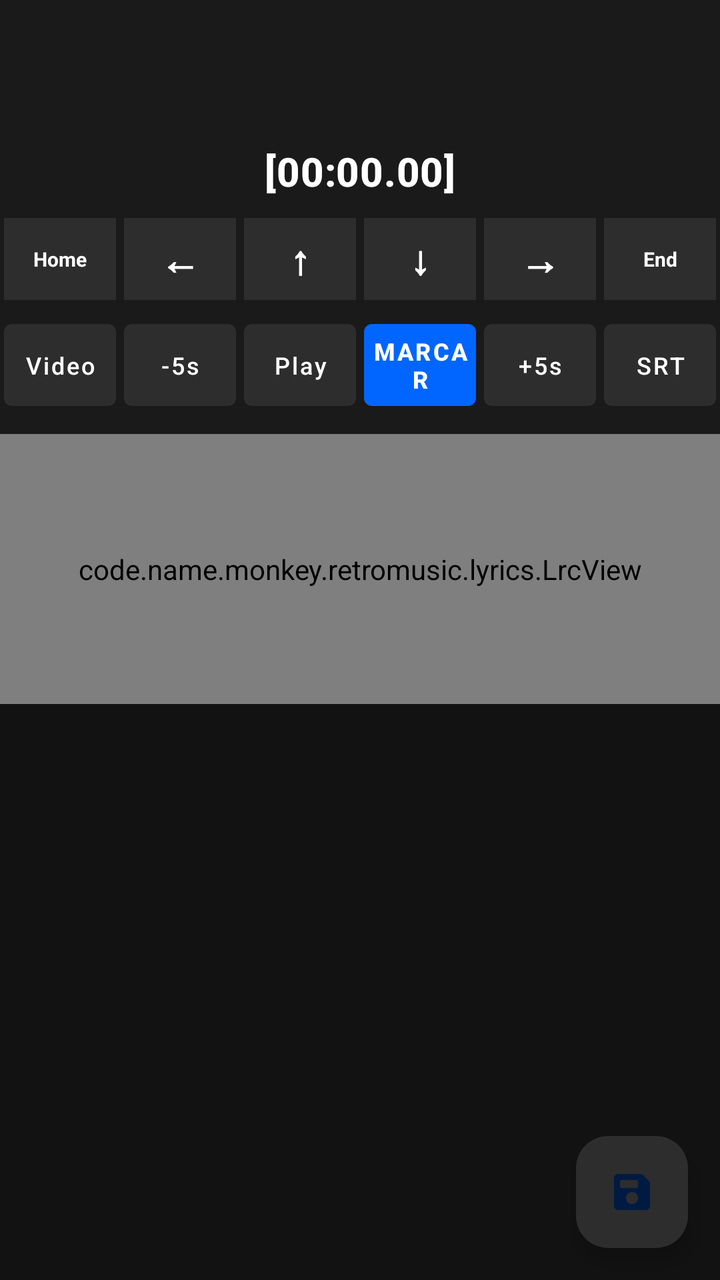
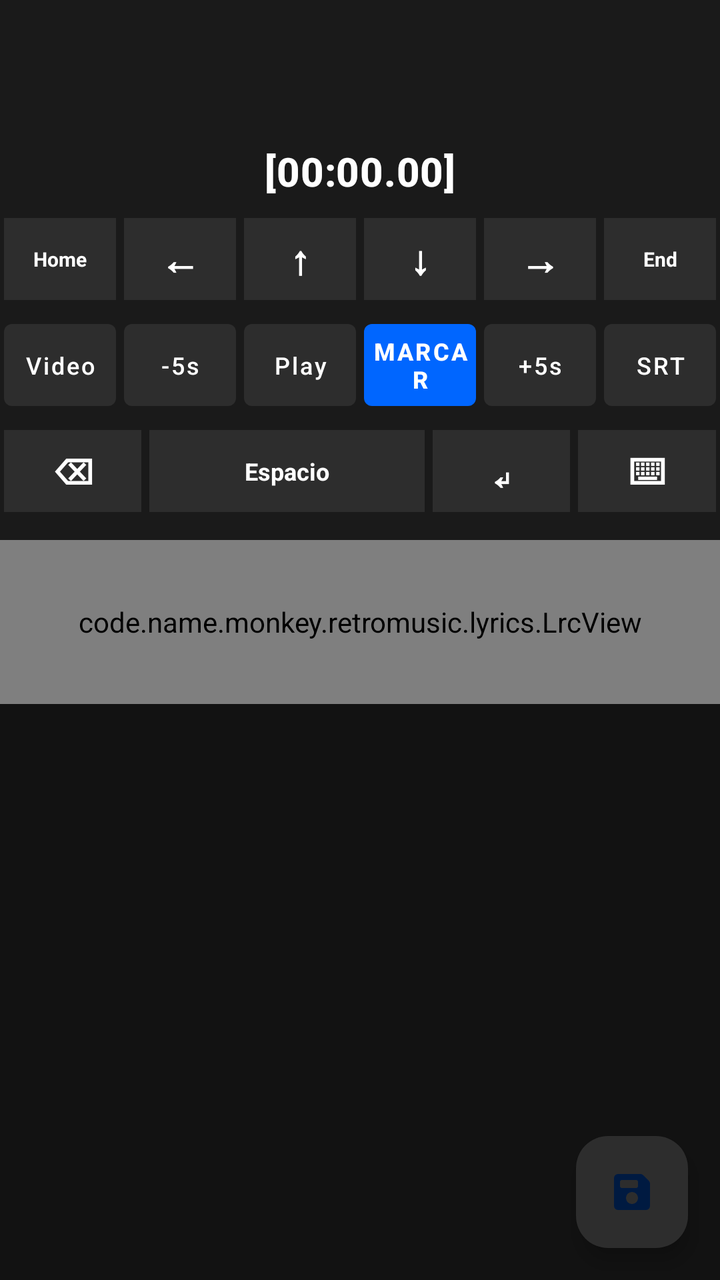

Two renders of the same Android screen: before a commit and after it. Below are the layout's source before the change and the commit's diff.
<!-- AndroidManifest.xml: application theme Theme.RetroMusic.MD3 -->
<!-- res/layout/fragment_lyrics.xml -->
<?xml version="1.0" encoding="utf-8"?>
<androidx.constraintlayout.widget.ConstraintLayout 
    xmlns:android="http://schemas.android.com/apk/res/android"
    xmlns:app="http://schemas.android.com/apk/res-auto"
    xmlns:tools="http://tools.android.com/tools"
    android:layout_width="match_parent"
    android:layout_height="match_parent"
    android:background="#121212"
    android:fitsSystemWindows="true">

    <com.google.android.material.appbar.MaterialToolbar
        android:id="@+id/toolbar"
        style="@style/Widget.MaterialComponents.Toolbar.Primary"
        android:layout_width="match_parent"
        android:layout_height="?attr/actionBarSize"
        android:background="#1A1A1A"
        app:titleTextColor="@android:color/white"
        app:layout_constraintTop_toTopOf="parent"/>

    <LinearLayout
        android:id="@+id/llSincroControls"
        android:layout_width="match_parent"
        android:layout_height="wrap_content"
        android:orientation="vertical"
        android:paddingLeft="16dp"
        android:paddingTop="8dp"
        android:paddingRight="16dp"
        android:paddingBottom="12dp"
        android:background="#1A1A1A"
        app:layout_constraintTop_toBottomOf="@id/toolbar">

        <TextView
            android:id="@+id/tvCurrentTime"
            android:layout_width="match_parent"
            android:layout_height="wrap_content"
            android:layout_marginBottom="8dp"
            android:text="[00:00.00]"
            android:gravity="center"
            android:textAppearance="@style/TextAppearance.MaterialComponents.Headline6"
            android:textColor="@android:color/white"
            android:textStyle="bold" />

        
        <LinearLayout
            android:layout_width="match_parent"
            android:layout_height="wrap_content"
            android:gravity="center"
            android:orientation="horizontal">

            <TextView
                android:id="@+id/btnHome"
                android:layout_width="0dp"
                android:layout_height="41dp"
                android:layout_margin="2dp"
                android:layout_weight="1"
                android:background="#2D2D2D"
                android:clickable="true"
                android:focusable="false"
                android:gravity="center"
                android:text="Home"
                android:textColor="@android:color/white"
                android:textSize="10sp"
                android:textStyle="bold" />

            <TextView
                android:id="@+id/btnLeft"
                android:layout_width="0dp"
                android:layout_height="41dp"
                android:layout_margin="2dp"
                android:layout_weight="1"
                android:background="#2D2D2D"
                android:clickable="true"
                android:focusable="false"
                android:gravity="center"
                android:text="←"
                android:textColor="@android:color/white"
                android:textSize="20sp"
                android:textStyle="bold" />

            <TextView
                android:id="@+id/btnUp"
                android:layout_width="0dp"
                android:layout_height="41dp"
                android:layout_margin="2dp"
                android:layout_weight="1"
                android:background="#2D2D2D"
                android:clickable="true"
                android:focusable="false"
                android:gravity="center"
                android:text="↑"
                android:textColor="@android:color/white"
                android:textSize="20sp"
                android:textStyle="bold" />

            <TextView
                android:id="@+id/btnDown"
                android:layout_width="0dp"
                android:layout_height="41dp"
                android:layout_margin="2dp"
                android:layout_weight="1"
                android:background="#2D2D2D"
                android:clickable="true"
                android:focusable="false"
                android:gravity="center"
                android:text="↓"
                android:textColor="@android:color/white"
                android:textSize="20sp"
                android:textStyle="bold" />

            <TextView
                android:id="@+id/btnRight"
                android:layout_width="0dp"
                android:layout_height="41dp"
                android:layout_margin="2dp"
                android:layout_weight="1"
                android:background="#2D2D2D"
                android:clickable="true"
                android:focusable="false"
                android:gravity="center"
                android:text="→"
                android:textColor="@android:color/white"
                android:textSize="20sp"
                android:textStyle="bold" />

            <TextView
                android:id="@+id/btnEnd"
                android:layout_width="0dp"
                android:layout_height="41dp"
                android:layout_margin="2dp"
                android:layout_weight="1"
                android:background="#2D2D2D"
                android:clickable="true"
                android:focusable="false"
                android:gravity="center"
                android:text="End"
                android:textColor="@android:color/white"
                android:textSize="10sp"
                android:textStyle="bold" />
        </LinearLayout>

        
        <LinearLayout
            android:layout_width="match_parent"
            android:layout_height="wrap_content"
            android:layout_marginTop="8dp"
            android:gravity="center"
            android:orientation="horizontal">

            <com.google.android.material.button.MaterialButton
                android:id="@+id/btnLoadVideo"
                style="@style/Widget.MaterialComponents.Button.UnelevatedButton"
                android:layout_width="0dp"
                android:layout_height="41dp"
                android:layout_margin="2dp"
                android:layout_weight="1"
                android:textColor="@android:color/white"
                android:textSize="12sp"
                app:backgroundTint="#2D2D2D"
                android:insetTop="0dp"
                android:insetBottom="0dp"
                android:text="Video" />

            <com.google.android.material.button.MaterialButton
                android:id="@+id/btnRew"
                style="@style/Widget.MaterialComponents.Button.UnelevatedButton"
                android:layout_width="0dp"
                android:layout_height="41dp"
                android:layout_margin="2dp"
                android:layout_weight="1"
                android:textColor="@android:color/white"
                android:textSize="12sp"
                app:backgroundTint="#2D2D2D"
                android:insetTop="0dp"
                android:insetBottom="0dp"
                android:text="-5s" />

            <com.google.android.material.button.MaterialButton
                android:id="@+id/btnPlayPause"
                style="@style/Widget.MaterialComponents.Button.UnelevatedButton"
                android:layout_width="0dp"
                android:layout_height="41dp"
                android:layout_margin="2dp"
                android:layout_weight="1"
                android:textColor="@android:color/white"
                android:textSize="12sp"
                app:backgroundTint="#2D2D2D"
                android:insetTop="0dp"
                android:insetBottom="0dp"
                android:text="Play" />

            <com.google.android.material.button.MaterialButton
                android:id="@+id/btnMark"
                style="@style/Widget.MaterialComponents.Button.UnelevatedButton"
                android:layout_width="0dp"
                android:layout_height="41dp"
                android:layout_margin="2dp"
                android:layout_weight="1"
                android:textColor="@android:color/white"
                android:textSize="12sp"
                app:backgroundTint="#0066FF"
                android:insetTop="0dp"
                android:insetBottom="0dp"
                android:text="MARCAR"
                android:textStyle="bold" />

            <com.google.android.material.button.MaterialButton
                android:id="@+id/btnFwd"
                style="@style/Widget.MaterialComponents.Button.UnelevatedButton"
                android:layout_width="0dp"
                android:layout_height="41dp"
                android:layout_margin="2dp"
                android:layout_weight="1"
                android:textColor="@android:color/white"
                android:textSize="12sp"
                app:backgroundTint="#2D2D2D"
                android:insetTop="0dp"
                android:insetBottom="0dp"
                android:text="+5s" />

            <com.google.android.material.button.MaterialButton
                android:id="@+id/btnSrt"
                style="@style/Widget.MaterialComponents.Button.UnelevatedButton"
                android:layout_width="0dp"
                android:layout_height="41dp"
                android:layout_margin="2dp"
                android:layout_weight="1"
                android:textColor="@android:color/white"
                android:textSize="12sp"
                app:backgroundTint="#2D2D2D"
                android:insetTop="0dp"
                android:insetBottom="0dp"
                android:text="SRT" />
        </LinearLayout>
    </LinearLayout>

    <FrameLayout
        android:id="@+id/videoContainer"
        android:layout_width="match_parent"
        android:layout_height="200dp"
        android:background="#000000"
        android:visibility="gone"
        app:layout_constraintTop_toBottomOf="@id/llSincroControls">

        <VideoView
            android:id="@+id/videoView"
            android:layout_width="match_parent"
            android:layout_height="match_parent"
            android:layout_gravity="center" />
    </FrameLayout>

    <androidx.constraintlayout.widget.Guideline
        android:id="@+id/guidelineLayout"
        android:layout_width="wrap_content"
        android:layout_height="wrap_content"
        android:orientation="horizontal"
        app:layout_constraintGuide_percent="0.55" />

    <code.name.monkey.retromusic.lyrics.LrcView
        android:id="@+id/lyricsView"
        android:layout_width="match_parent"
        android:layout_height="0dp"
        android:background="#1F000000"
        android:paddingLeft="16dp"
        android:paddingRight="16dp"
        android:visibility="visible"
        app:layout_constraintTop_toBottomOf="@id/llSincroControls"
        app:layout_constraintBottom_toTopOf="@id/guidelineLayout" />

    <FrameLayout
        android:layout_width="match_parent"
        android:layout_height="0dp"
        app:layout_constraintTop_toBottomOf="@id/guidelineLayout"
        app:layout_constraintBottom_toBottomOf="parent">

        <androidx.core.widget.NestedScrollView
            android:layout_width="match_parent"
            android:layout_height="match_parent"
            android:fillViewport="true">

            <LinearLayout
                android:layout_width="match_parent"
                android:layout_height="wrap_content"
                android:orientation="vertical"
                android:paddingLeft="16dp"
                android:paddingTop="12dp"
                android:paddingRight="16dp"
                android:paddingBottom="70dp">

                <EditText
                    android:id="@+id/etLyrics"
                    android:layout_width="match_parent"
                    android:layout_height="wrap_content"
                    android:gravity="top|start"
                    android:inputType="textMultiLine|textNoSuggestions"
                    android:background="@android:color/transparent"
                    android:textColor="@android:color/white"
                    android:scrollbars="vertical"
                    android:padding="0dp"
                    android:textAppearance="@style/TextAppearance.MaterialComponents.Body1"
                    android:visibility="visible"
                    tools:ignore="SpeakableTextPresentCheck" />

                <TextView
                    android:id="@+id/normalLyrics"
                    android:layout_width="match_parent"
                    android:layout_height="wrap_content"
                    android:lineSpacingMultiplier="1.2"
                    android:textColor="@android:color/white"
                    android:padding="0dp"
                    android:textAppearance="@style/TextAppearance.MaterialComponents.Body1"
                    android:visibility="gone" />

                <TextView
                    android:id="@+id/noLyricsFound"
                    android:layout_width="wrap_content"
                    android:layout_height="wrap_content"
                    android:layout_gravity="center"
                    android:text="@string/no_lyrics_found"
                    android:textAppearance="@style/TextAppearance.MaterialComponents.Subtitle1"
                    android:visibility="gone" />
            </LinearLayout>
        </androidx.core.widget.NestedScrollView>

        <com.google.android.material.floatingactionbutton.FloatingActionButton
            android:id="@+id/saveFab"
            android:layout_width="wrap_content"
            android:layout_height="wrap_content"
            android:layout_gravity="bottom|end"
            android:layout_margin="16dp"
            app:srcCompat="@drawable/ic_save"
            app:backgroundTint="#2D2D2D"
            android:tint="@android:color/white"
            tools:ignore="SpeakableTextPresentCheck" />
    </FrameLayout>

</androidx.constraintlayout.widget.ConstraintLayout>
<!-- resources referenced by this layout -->
<resources>
  <!-- drawable ic_save (drawable) -->
  <vector xmlns:android="http://schemas.android.com/apk/res/android"
      android:width="24dp"
      android:height="24dp"
      android:viewportWidth="24"
      android:viewportHeight="24"
      android:tint="?attr/colorControlNormal">
    <path
        android:fillColor="@android:color/white"
        android:pathData="M5,21Q4.175,21 3.587,20.413Q3,19.825 3,19V5Q3,4.175 3.587,3.587Q4.175,3 5,3H16.175Q16.575,3 16.938,3.15Q17.3,3.3 17.575,3.575L20.425,6.425Q20.7,6.7 20.85,7.062Q21,7.425 21,7.825V19Q21,19.825 20.413,20.413Q19.825,21 19,21ZM12,18Q13.25,18 14.125,17.125Q15,16.25 15,15Q15,13.75 14.125,12.875Q13.25,12 12,12Q10.75,12 9.875,12.875Q9,13.75 9,15Q9,16.25 9.875,17.125Q10.75,18 12,18ZM7,10H14Q14.425,10 14.713,9.712Q15,9.425 15,9V7Q15,6.575 14.713,6.287Q14.425,6 14,6H7Q6.575,6 6.287,6.287Q6,6.575 6,7V9Q6,9.425 6.287,9.712Q6.575,10 7,10Z"/>
  </vector>
  <string name="no_lyrics_found">No lyrics found</string>
  <!-- drawable round_selector (drawable) -->
  <ripple xmlns:android="http://schemas.android.com/apk/res/android"
      android:color="?android:attr/colorControlHighlight">
  
      <item
          android:id="@android:id/mask"
          android:drawable="@drawable/round_selector_mask" />
  
  </ripple>
  <!-- drawable rect_selector (drawable) -->
  <?xml version="1.0" encoding="utf-8"?>
  <ripple xmlns:android="http://schemas.android.com/apk/res/android"
      android:color="?android:attr/colorControlHighlight">
  
      <item android:id="@android:id/mask">
          <shape>
              <corners android:radius="@dimen/m3_card_corner_radius" />
              <solid android:color="@color/md_green_500" />
          </shape>
      </item>
      <item>
          <selector>
              <item android:state_activated="true">
                  <shape>
                      <corners android:radius="@dimen/m3_card_corner_radius" />
                      <solid android:color="?android:attr/colorControlHighlight" />
                  </shape>
              </item>
          </selector>
      </item>
  </ripple>
  <style name="MaterialButtonTheme" parent="Widget.Material3.Button">
          <item name="cornerRadius">6dp</item>
          <item name="iconGravity">textStart</item>
          <item name="iconTint">?attr/colorControlNormal</item>
          <item name="android:textColor">?android:attr/textColorPrimary</item>
          <item name="android:textAppearance">@style/TextViewNormal</item>
          <item name="android:textAllCaps">false</item>
          <item name="android:paddingTop">@dimen/button_padding_vertical</item>
          <item name="android:paddingBottom">@dimen/button_padding_vertical</item>
      </style>
  <style name="PlayerActionButtonStyle" parent="Widget.AppCompat.ActionButton">
          <item name="android:minWidth">140dp</item>
          <item name="android:paddingStart">48dp</item>
          <item name="android:paddingEnd">48dp</item>
      </style>
  <!-- drawable round_selector_mask (drawable) -->
  <?xml version="1.0" encoding="utf-8"?>
  <shape xmlns:android="http://schemas.android.com/apk/res/android"
      android:shape="oval">
      <solid android:color="@android:color/white" />
  </shape>
  <dimen name="m3_card_corner_radius">16dp</dimen>
  <color name="md_green_500">#4CAF50</color>
  <style name="TextViewNormal" parent="">
          <item name="android:textSize">14sp</item>
      </style>
  <dimen name="button_padding_vertical">10dp</dimen>
  <!-- unchanged entries left out for length: 1 -->
</resources>

<!-- the commit's change to res/layout/fragment_lyrics.xml (unified diff, before → after) -->
@@ -1,5 +1,5 @@
 <?xml version="1.0" encoding="utf-8"?>
-<androidx.constraintlayout.widget.ConstraintLayout 
+<androidx.constraintlayout.widget.ConstraintLayout
     xmlns:android="http://schemas.android.com/apk/res/android"
     xmlns:app="http://schemas.android.com/apk/res-auto"
     xmlns:tools="http://tools.android.com/tools"
@@ -230,6 +230,75 @@
                 android:insetTop="0dp"
                 android:insetBottom="0dp"
                 android:text="SRT" />
+        </LinearLayout>
+
+        
+        <LinearLayout
+            android:layout_width="match_parent"
+            android:layout_height="wrap_content"
+            android:layout_marginTop="8dp"
+            android:gravity="center"
+            android:orientation="horizontal">
+
+            <TextView
+                android:id="@+id/btnBackspace"
+                android:layout_width="0dp"
+                android:layout_height="41dp"
+                android:layout_margin="2dp"
+                android:layout_weight="1"
+                android:background="#2D2D2D"
+                android:clickable="true"
+                android:focusable="false"
+                android:gravity="center"
+                android:text="⌫"
+                android:textColor="@android:color/white"
+                android:textSize="18sp"
+                android:textStyle="bold" />
+
+            <TextView
+                android:id="@+id/btnSpace"
+                android:layout_width="0dp"
+                android:layout_height="41dp"
+                android:layout_margin="2dp"
+                android:layout_weight="2"
+                android:background="#2D2D2D"
+                android:clickable="true"
+                android:focusable="false"
+                android:gravity="center"
+                android:text="Espacio"
+                android:textColor="@android:color/white"
+                android:textSize="12sp"
+                android:textStyle="bold" />
+
+            <TextView
+                android:id="@+id/btnEnter"
+                android:layout_width="0dp"
+                android:layout_height="41dp"
+                android:layout_margin="2dp"
+                android:layout_weight="1"
+                android:background="#2D2D2D"
+                android:clickable="true"
+                android:focusable="false"
+                android:gravity="center"
+                android:text="↵"
+                android:textColor="@android:color/white"
+                android:textSize="20sp"
+                android:textStyle="bold" />
+
+            <TextView
+                android:id="@+id/btnToggleKeyboard"
+                android:layout_width="0dp"
+                android:layout_height="41dp"
+                android:layout_margin="2dp"
+                android:layout_weight="1"
+                android:background="#2D2D2D"
+                android:clickable="true"
+                android:focusable="false"
+                android:gravity="center"
+                android:text="⌨"
+                android:textColor="@android:color/white"
+                android:textSize="18sp"
+                android:textStyle="bold" />
         </LinearLayout>
     </LinearLayout>
 
